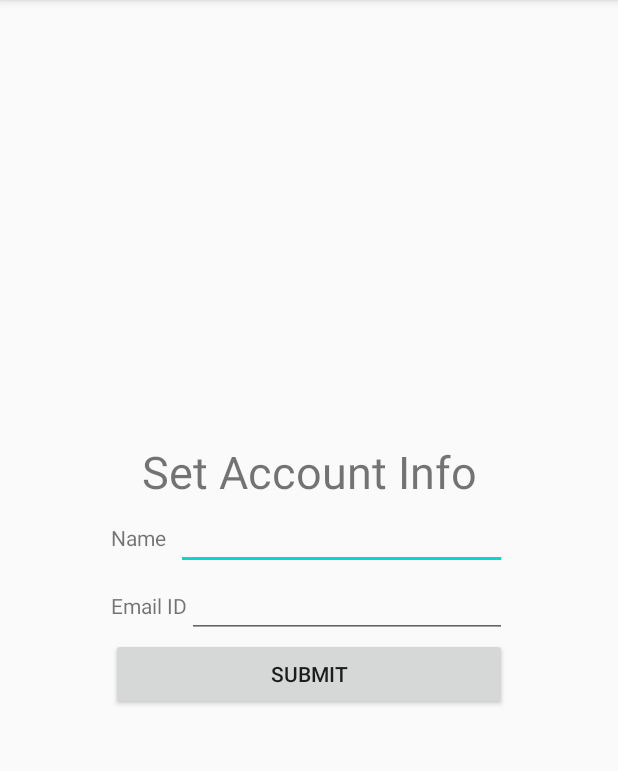
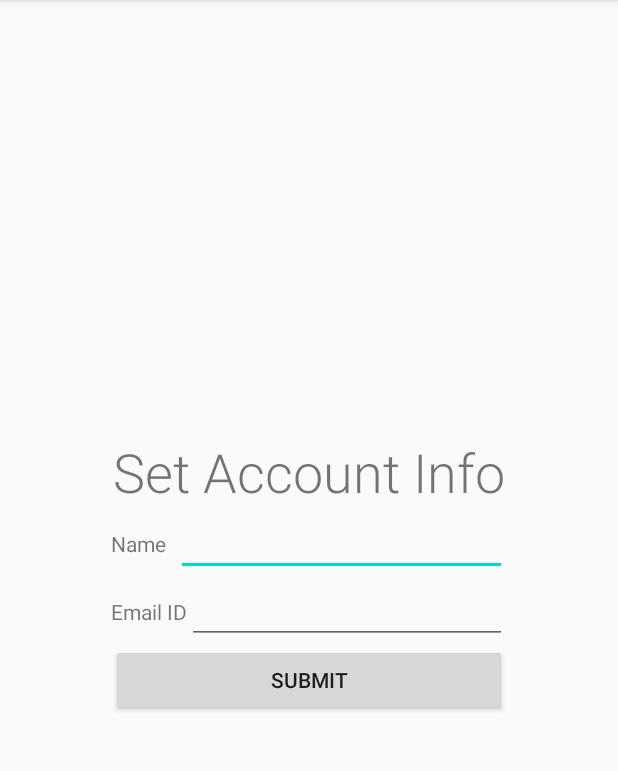
Before and after one commit to AHB99/covid-tracer-app-cmp354, an Android app: the screen it shows after launch (MainActivity), on a phone screen of 412 x 824 dp, the part 84-855 px from its top. Run offline under Robolectric (Android 15) with nearby library versions, the phone set to English and light mode, and no system bars; our stand-ins replace Firebase (no records; nobody signed in at launch, a user with empty details on screens opened directly).

Commit message:
Design changes

```diff
--- a/app/src/main/java/com/example/cmp354_covidtracer/ViewExposuresActivity.java
+++ b/app/src/main/java/com/example/cmp354_covidtracer/ViewExposuresActivity.java
@@ -39,8 +39,8 @@ public class ViewExposuresActivity  extends ListActivity
         //String[] from = new String[] { "name"};
         //int[] to = new int[] { R.id.contactTextView, R.id.emailTextView };//from contact_list_item.xml
 
-        String[] from = new String[] { "lat", "lng", "timestamp" };
-        int[] to = new int[] { R.id.tvLat, R.id.tvLng, R.id.tvTimestamp};//from contact_list_item.xml
+        String[] from = new String[] { "timestamp" };
+        int[] to = new int[] { R.id.tvTimestamp};//from contact_list_item.xml
 
         exposureAdapter = new SimpleCursorAdapter(
                 ViewExposuresActivity.this, R.layout.contact_list_item, null, from, to, 0); //ts: code update to include flag
--- a/app/src/main/res/layout/activity_home.xml
+++ b/app/src/main/res/layout/activity_home.xml
@@ -15,9 +15,10 @@
             android:id="@+id/tvWelcome"
             android:layout_width="wrap_content"
             android:layout_height="wrap_content"
+            android:fontFamily="sans-serif-light"
             android:gravity="center_horizontal"
             android:text="TextView"
-            android:textSize="30sp" />
+            android:textSize="36sp" />
     </TableRow>
 
     <TableRow
--- a/app/src/main/res/layout/activity_main.xml
+++ b/app/src/main/res/layout/activity_main.xml
@@ -16,10 +16,11 @@
             android:id="@+id/textView"
             android:layout_width="wrap_content"
             android:layout_height="wrap_content"
+            android:fontFamily="sans-serif-light"
             android:foregroundGravity="center"
             android:gravity="center"
             android:text="Set Account Info"
-            android:textSize="30sp" />
+            android:textSize="36sp" />
     </TableRow>
 
     <TableRow
```
Also changed, not shown: app/src/main/res/layout/contact_list_item.xml (+4 -8 lines).
